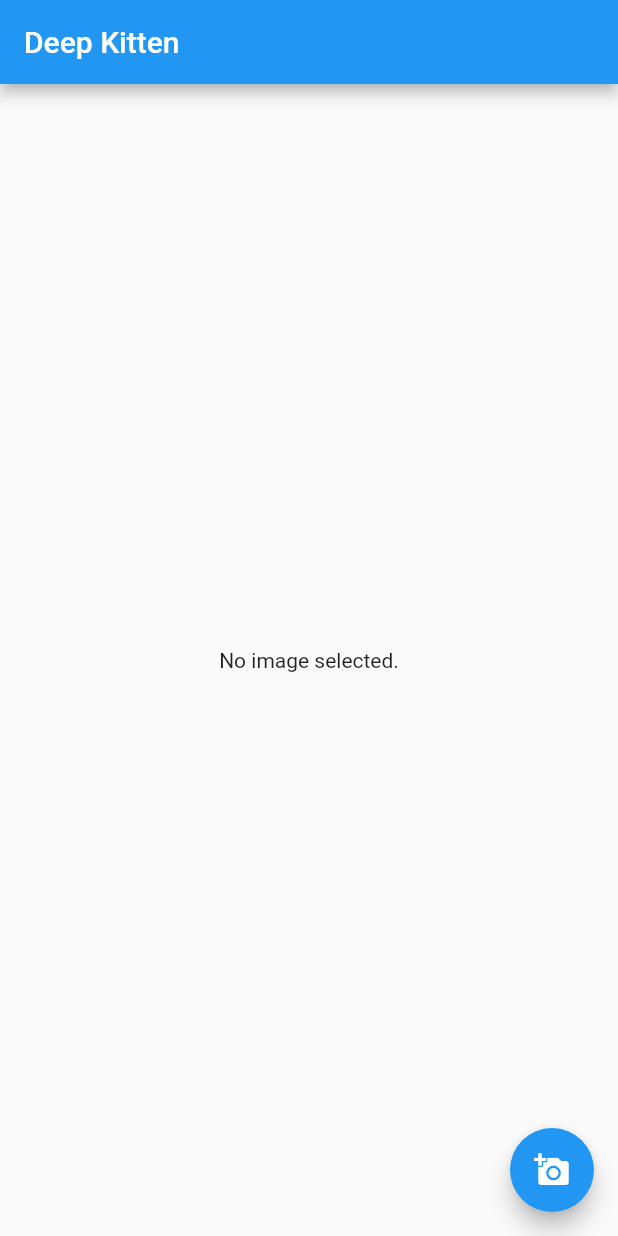
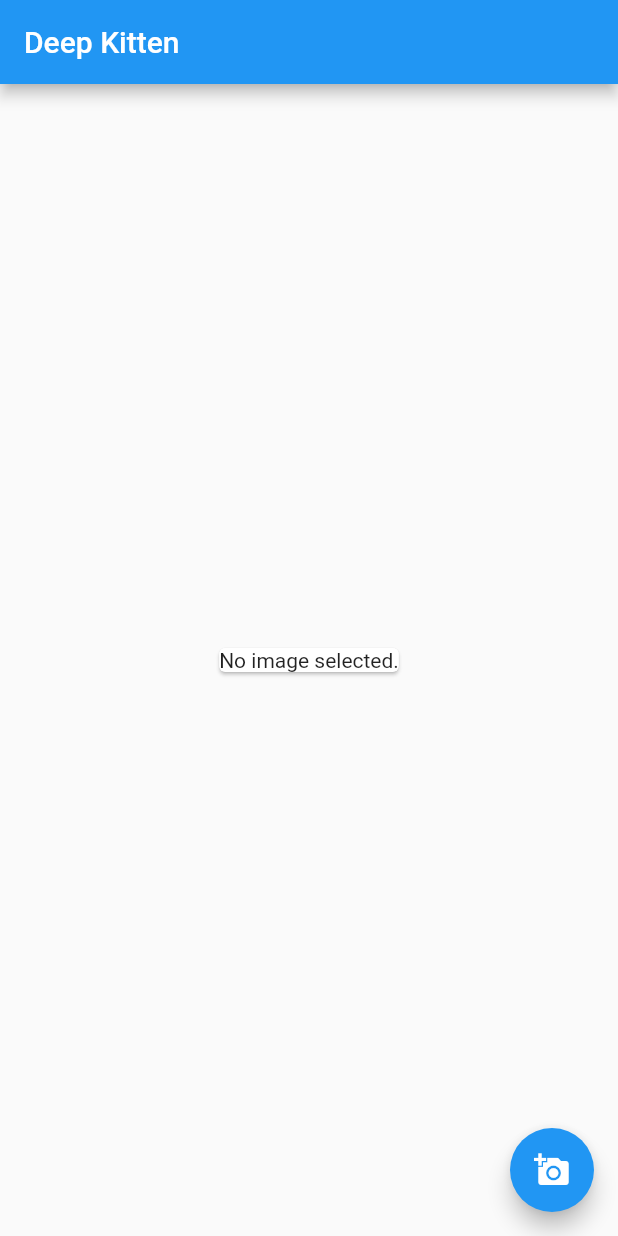
Before and after one commit to ScottBouloutian/deep-kitten, a Flutter app: the screen it shows after launch, after a tap on the "add a photo" icon, on a phone screen of 412 x 824 dp. Run offline on Flutter 3.47's test engine with Material 2 defaults, Android fonts, the phone set to English and light mode, and no system bars; our stand-ins replace dio, image_picker.

Commit message:
make web request to analyze image

```diff
--- a/lib/home_page.dart
+++ b/lib/home_page.dart
@@ -1,21 +1,40 @@
 import 'package:flutter/material.dart';
 import 'package:image_picker/image_picker.dart';
+import 'package:dio/dio.dart';
+import 'package:image/image.dart' as Images;
 import 'dart:io';
 
 class HomePage extends StatefulWidget {
   @override
-  _HomePageState createState() => _HomePageState();
+  HomePageState createState() => HomePageState();
 }
 
-class _HomePageState extends State<HomePage> {
-  File _image;
+class HomePageState extends State<HomePage> {
+  File image;
 
   Future getImage() async {
-    var image = await ImagePicker.pickImage(source: ImageSource.camera);
+    final selectedImage = await ImagePicker.pickImage(source: ImageSource.camera);
+    setState(() {
+      image = selectedImage;
+    });
+    await analyzeImage(selectedImage);
+  }
 
-    setState(() {
-      _image = image;
+  Future<Response> analyzeImage(File file) async {
+    final data = await file.readAsBytes();
+    final image = Images.decodeImage(data);
+    final resizedImage = Images.copyResize(image, width: 256);
+    final resizedImageData = Images.encodeJpg(resizedImage);
+    FormData formData = new FormData.fromMap({
+      "file": MultipartFile.fromBytes(resizedImageData),
     });
+    try {
+      final response = await Dio().post("https://tfkpb80bza.execute-api.us-east-1.amazonaws.com/dev/inference", data: formData);
+      print(response);
+      return response;
+    } catch (e) {
+      print(e);
+    }
   }
 
   @override
@@ -25,9 +44,11 @@ class _HomePageState extends State<HomePage> {
         title: Text('Deep Kitten'),
       ),
       body: Center(
-        child: _image == null
+        child: Card(
+          child: image == null
             ? Text('No image selected.')
-            : Image.file(_image),
+            : Image.file(image)
+        ),
       ),
       floatingActionButton: FloatingActionButton(
         onPressed: getImage,
```
Also changed, not shown: pubspec.yaml (+4 -4 lines), pubspec.lock.
